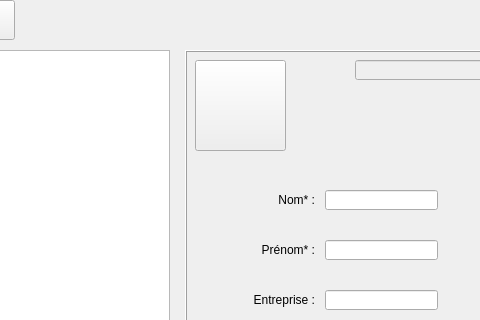
This is CDAA-R/IHM/mainwindow.ui in samlach2222/ProjetCDAA-R as Qt 5 draws it before an edit; both pictures show x 105 to 585 and y 0 to 320 of the 800 by 600 pixel window. The edited form follows.
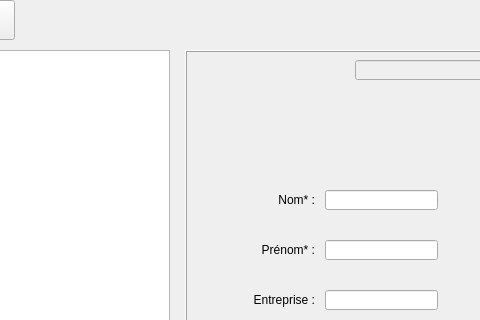
This is the edited form. Icons and pictures are not drawn.

Commit message: Image du contact flat pour éviter le noir sur UWP

Diff of the .ui file:
```diff
--- a/CDAA-R/IHM/mainwindow.ui
+++ b/CDAA-R/IHM/mainwindow.ui
@@ -350,6 +350,9 @@
      <property name="text">
       <string/>
      </property>
+     <property name="flat">
+      <bool>true</bool>
+     </property>
     </widget>
    </widget>
   </widget>
```
